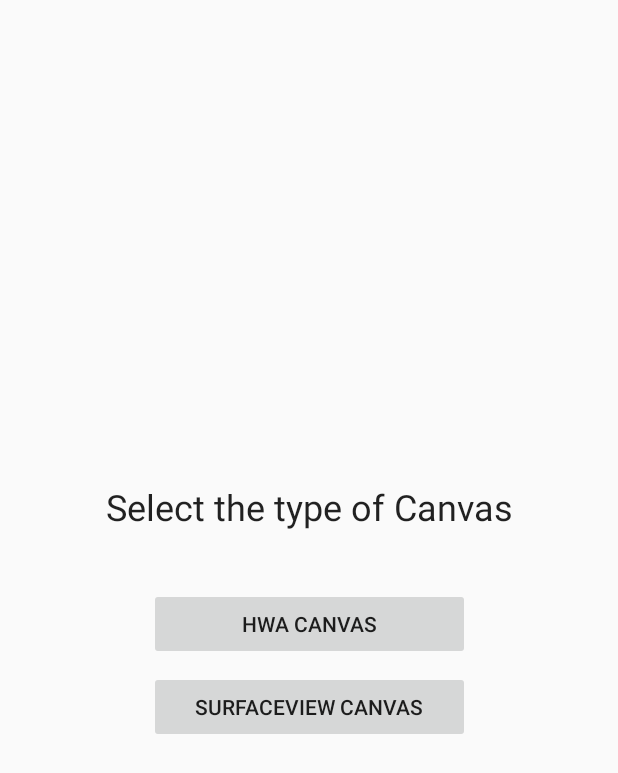
After one commit to 4m1g0/multitask, an Android app: the layout activity_launcher.xml on its own in the app's theme, with its tools: preview values and no code run, on a phone screen of 412 x 824 dp. The commit adds this screen. Shown: the top 773 px of the screen. Run offline under Robolectric (Android 15) with nearby library versions, the phone set to English and light mode, and no system bars.

Commit message:
This version test the framerate performance between SurfaceView and CustomView canvas by measuring FPS.
Also, when the hardware acceleration is disabled for the whole application in the manifest, the canvas.getHeight() returns a diferent value than the same method when the canvas is hardware accelerated. The canvas in the non-hardware accelerated application seems to fill the entire screen and is being pushed down by the title bar. This does not happen though when the hardware acceleration is disabled in the view.

```diff
--- /dev/null
+++ b/app/src/main/res/layout/activity_launcher.xml
@@ -0,0 +1,70 @@
+<?xml version="1.0" encoding="utf-8"?>
+<android.support.constraint.ConstraintLayout xmlns:android="http://schemas.android.com/apk/res/android"
+    xmlns:app="http://schemas.android.com/apk/res-auto"
+    xmlns:tools="http://schemas.android.com/tools"
+    android:layout_width="match_parent"
+    android:layout_height="match_parent"
+    tools:context="com.a4m1g0.testapp.poc_multitask.LauncherActivity">
+
+    <LinearLayout
+        android:layout_width="wrap_content"
+        android:layout_height="wrap_content"
+        android:layout_marginBottom="8dp"
+        android:layout_marginEnd="8dp"
+        android:layout_marginLeft="8dp"
+        android:layout_marginRight="8dp"
+        android:layout_marginStart="8dp"
+        android:layout_marginTop="8dp"
+        android:gravity="center"
+        android:orientation="vertical"
+        android:weightSum="1"
+        app:layout_constraintBottom_toBottomOf="parent"
+        app:layout_constraintLeft_toLeftOf="parent"
+        app:layout_constraintRight_toRightOf="parent"
+        app:layout_constraintTop_toTopOf="parent"
+        tools:layout_editor_absoluteX="8dp"
+        tools:layout_editor_absoluteY="8dp">
+
+        <TextView
+            android:id="@+id/textView3"
+            android:layout_width="wrap_content"
+            android:layout_height="0dp"
+            android:layout_marginBottom="30dp"
+            android:layout_weight="1"
+            android:text="@string/select_the_type_of_canvas"
+            android:textAppearance="@android:style/TextAppearance.Material.Headline" />
+
+        <LinearLayout
+            android:layout_width="wrap_content"
+            android:layout_height="wrap_content"
+            android:layout_marginBottom="8dp"
+            android:layout_marginEnd="8dp"
+            android:layout_marginLeft="8dp"
+            android:layout_marginRight="8dp"
+            android:layout_marginStart="8dp"
+            android:layout_marginTop="8dp"
+            android:orientation="vertical"
+            android:weightSum="1"
+            app:layout_constraintBottom_toBottomOf="parent"
+            app:layout_constraintLeft_toLeftOf="parent"
+            app:layout_constraintRight_toRightOf="parent"
+            app:layout_constraintTop_toTopOf="parent">
+
+            <Button
+                android:id="@+id/button7"
+                android:layout_width="match_parent"
+                android:layout_height="wrap_content"
+                android:layout_marginBottom="7dp"
+                android:onClick="HWACanvasClick"
+                android:text="@string/hwa_canvas" />
+
+            <Button
+                android:id="@+id/button5"
+                android:layout_width="214dp"
+                android:layout_height="wrap_content"
+                android:onClick="SurfaceViewCanvasClick"
+                android:text="@string/surfaceview_canvas" />
+        </LinearLayout>
+    </LinearLayout>
+
+</android.support.constraint.ConstraintLayout>
--- a/app/src/main/res/values/strings.xml
+++ b/app/src/main/res/values/strings.xml
@@ -1,3 +1,6 @@
 <resources>
     <string name="app_name">POC_multitask</string>
+    <string name="hwa_canvas">HWA Canvas</string>
+    <string name="surfaceview_canvas">SurfaceView Canvas</string>
+    <string name="select_the_type_of_canvas">Select the type of Canvas</string>
 </resources>
```
Also changed, not shown: app/src/main/AndroidManifest.xml (+6 -3 lines), app/src/main/java/com/a4m1g0/testapp/poc_multitask/BallGroup.java (+33 -6 lines), app/src/main/java/com/a4m1g0/testapp/poc_multitask/CanvasHWAGamePanel.java (added, +55 -0 lines), app/src/main/java/com/a4m1g0/testapp/poc_multitask/GamePanel.java (+5 -9 lines), app/src/main/java/com/a4m1g0/testapp/poc_multitask/LauncherActivity.java (added, +27 -0 lines), app/src/main/java/com/a4m1g0/testapp/poc_multitask/MainActivity.java (+13 -47 lines), app/src/main/java/com/a4m1g0/testapp/poc_multitask/MainThread.java (+8 -9 lines), app/src/main/res/layout/activity_main.xml (+2 -11 lines).
